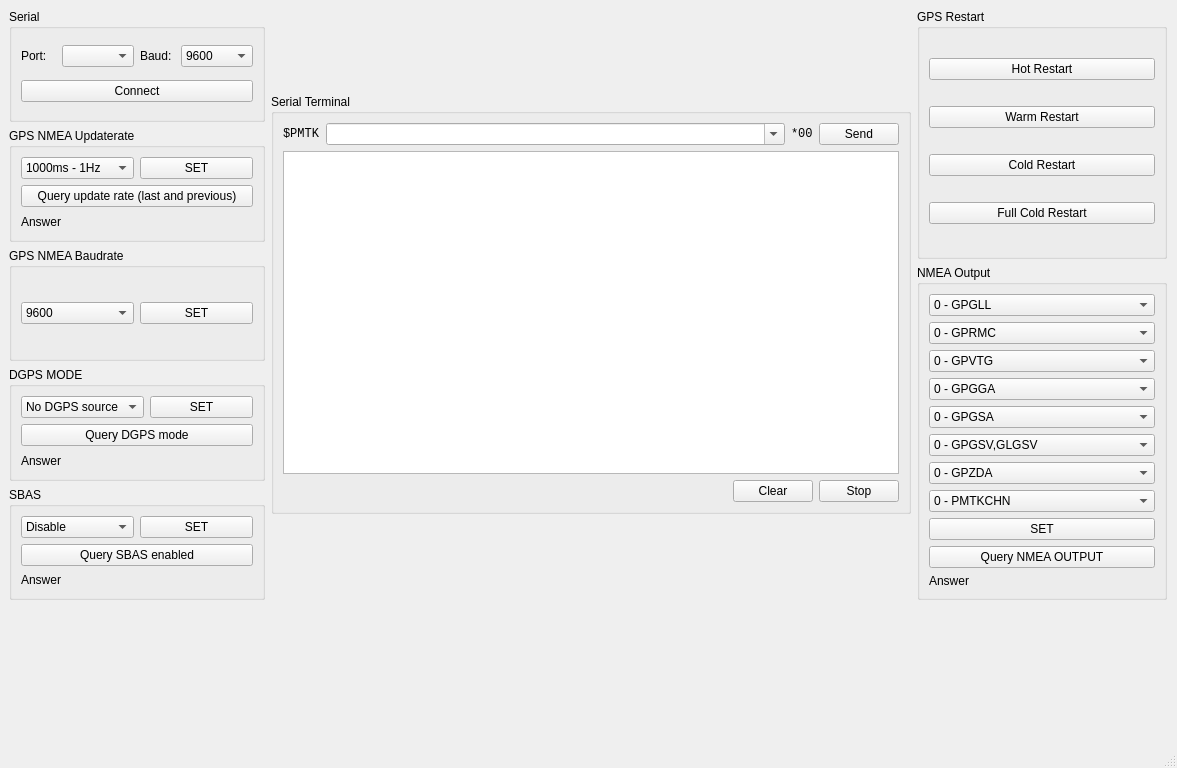
First picture: the form in GPS_resender/mainwindow.ui, repository DamianPodrazaCode/GPS_resender, before the edit.
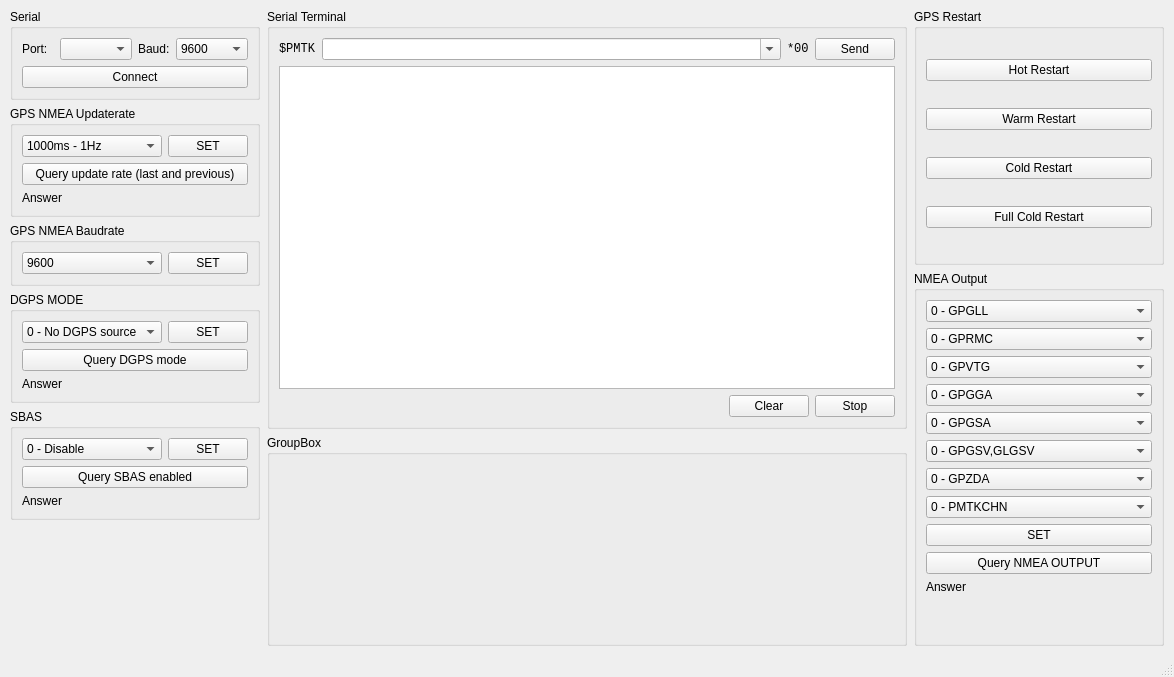
Second picture: the form after the edit.

Patch:
```diff
--- a/GPS_resender/mainwindow.ui
+++ b/GPS_resender/mainwindow.ui
@@ -6,28 +6,31 @@
    <rect>
     <x>0</x>
     <y>0</y>
-    <width>1177</width>
-    <height>768</height>
+    <width>1174</width>
+    <height>677</height>
    </rect>
   </property>
+  <property name="sizePolicy">
+   <sizepolicy hsizetype="Fixed" vsizetype="Fixed">
+    <horstretch>0</horstretch>
+    <verstretch>0</verstretch>
+   </sizepolicy>
+  </property>
   <property name="windowTitle">
    <string>GPS resender</string>
   </property>
   <widget class="QWidget" name="centralwidget">
-   <widget class="QWidget" name="">
-    <property name="geometry">
-     <rect>
-      <x>9</x>
-      <y>9</y>
-      <width>1158</width>
-      <height>591</height>
-     </rect>
-    </property>
-    <layout class="QHBoxLayout" name="horizontalLayout_7">
-     <item>
+   <layout class="QGridLayout" name="gridLayout_7">
+    <item row="0" column="0" rowspan="2">
       <layout class="QVBoxLayout" name="verticalLayout_3">
        <item>
         <widget class="QGroupBox" name="groupBox">
+        <property name="sizePolicy">
+         <sizepolicy hsizetype="Fixed" vsizetype="Minimum">
+          <horstretch>0</horstretch>
+          <verstretch>0</verstretch>
+         </sizepolicy>
+        </property>
          <property name="minimumSize">
           <size>
            <width>250</width>
@@ -104,6 +107,12 @@
        </item>
        <item>
         <widget class="QGroupBox" name="groupBox_4">
+        <property name="sizePolicy">
+         <sizepolicy hsizetype="Fixed" vsizetype="Minimum">
+          <horstretch>0</horstretch>
+          <verstretch>0</verstretch>
+         </sizepolicy>
+        </property>
          <property name="minimumSize">
           <size>
            <width>250</width>
@@ -114,16 +123,7 @@
           <string>GPS NMEA Updaterate</string>
          </property>
          <layout class="QGridLayout" name="gridLayout_3">
-          <item row="1" column="0">
-           <widget class="QPushButton" name="pb_api_q_fix_ctl">
-            <property name="text">
-             <string>Query update rate (last and previous)</string>
-            </property>
-           </widget>
-          </item>
           <item row="0" column="0">
-           <layout class="QHBoxLayout" name="horizontalLayout_3">
-            <item>
              <widget class="QComboBox" name="cb_freq">
               <property name="sizePolicy">
                <sizepolicy hsizetype="Expanding" vsizetype="Fixed">
@@ -153,10 +153,10 @@
               </item>
              </widget>
             </item>
-            <item>
+         <item row="0" column="1">
              <widget class="QPushButton" name="pb_set_freq">
               <property name="sizePolicy">
-               <sizepolicy hsizetype="MinimumExpanding" vsizetype="Fixed">
+            <sizepolicy hsizetype="Minimum" vsizetype="Fixed">
                 <horstretch>0</horstretch>
                 <verstretch>0</verstretch>
                </sizepolicy>
@@ -166,7 +166,12 @@
               </property>
              </widget>
             </item>
-           </layout>
+         <item row="1" column="0" colspan="2">
+          <widget class="QPushButton" name="pb_api_q_fix_ctl">
+           <property name="text">
+            <string>Query update rate (last and previous)</string>
+           </property>
+          </widget>
           </item>
           <item row="2" column="0">
            <widget class="QLabel" name="l_api_q_fix_ctl">
@@ -180,6 +185,12 @@
        </item>
        <item>
         <widget class="QGroupBox" name="groupBox_5">
+        <property name="sizePolicy">
+         <sizepolicy hsizetype="Fixed" vsizetype="Minimum">
+          <horstretch>0</horstretch>
+          <verstretch>0</verstretch>
+         </sizepolicy>
+        </property>
          <property name="minimumSize">
           <size>
            <width>250</width>
@@ -191,8 +202,6 @@
          </property>
          <layout class="QGridLayout" name="gridLayout_6">
           <item row="0" column="0">
-           <layout class="QHBoxLayout" name="horizontalLayout_4">
-            <item>
              <widget class="QComboBox" name="cb_gps_baud">
               <property name="sizePolicy">
                <sizepolicy hsizetype="Expanding" vsizetype="Fixed">
@@ -232,10 +241,10 @@
               </item>
              </widget>
             </item>
-            <item>
+         <item row="0" column="1">
              <widget class="QPushButton" name="pb_set_gps_baud">
               <property name="sizePolicy">
-               <sizepolicy hsizetype="MinimumExpanding" vsizetype="Fixed">
+            <sizepolicy hsizetype="Minimum" vsizetype="Fixed">
                 <horstretch>0</horstretch>
                 <verstretch>0</verstretch>
                </sizepolicy>
@@ -244,14 +253,18 @@
                <string>SET</string>
               </property>
              </widget>
-            </item>
-           </layout>
           </item>
          </layout>
         </widget>
        </item>
        <item>
         <widget class="QGroupBox" name="groupBox_6">
+        <property name="sizePolicy">
+         <sizepolicy hsizetype="Fixed" vsizetype="Minimum">
+          <horstretch>0</horstretch>
+          <verstretch>0</verstretch>
+         </sizepolicy>
+        </property>
          <property name="minimumSize">
           <size>
            <width>250</width>
@@ -263,8 +276,6 @@
          </property>
          <layout class="QGridLayout" name="gridLayout_4">
           <item row="0" column="0">
-           <layout class="QHBoxLayout" name="horizontalLayout_5">
-            <item>
              <widget class="QComboBox" name="cb_dgps">
               <property name="sizePolicy">
                <sizepolicy hsizetype="Expanding" vsizetype="Fixed">
@@ -274,25 +285,25 @@
               </property>
               <item>
                <property name="text">
-                <string>No DGPS source</string>
+             <string>0 - No DGPS source</string>
                </property>
               </item>
               <item>
                <property name="text">
-                <string>RTCM</string>
+             <string>1 - RTCM</string>
                </property>
               </item>
               <item>
                <property name="text">
-                <string>WASS</string>
+             <string>2 - WASS</string>
                </property>
               </item>
              </widget>
             </item>
-            <item>
+         <item row="0" column="1">
              <widget class="QPushButton" name="pb_set_dgps">
               <property name="sizePolicy">
-               <sizepolicy hsizetype="MinimumExpanding" vsizetype="Fixed">
+            <sizepolicy hsizetype="Minimum" vsizetype="Fixed">
                 <horstretch>0</horstretch>
                 <verstretch>0</verstretch>
                </sizepolicy>
@@ -302,9 +313,7 @@
               </property>
              </widget>
             </item>
-           </layout>
-          </item>
-          <item row="1" column="0">
+         <item row="1" column="0" colspan="2">
            <widget class="QPushButton" name="pb_api_q_dgps_mode">
             <property name="text">
              <string>Query DGPS mode</string>
@@ -323,6 +332,12 @@
        </item>
        <item>
         <widget class="QGroupBox" name="groupBox_7">
+        <property name="sizePolicy">
+         <sizepolicy hsizetype="Fixed" vsizetype="Minimum">
+          <horstretch>0</horstretch>
+          <verstretch>0</verstretch>
+         </sizepolicy>
+        </property>
          <property name="minimumSize">
           <size>
            <width>250</width>
@@ -333,32 +348,10 @@
           <string>SBAS</string>
          </property>
          <layout class="QGridLayout" name="gridLayout_5">
-          <item row="0" column="0">
-           <layout class="QHBoxLayout" name="horizontalLayout_6">
-            <item>
-             <widget class="QComboBox" name="cb_sbas">
-              <property name="sizePolicy">
-               <sizepolicy hsizetype="Expanding" vsizetype="Fixed">
-                <horstretch>0</horstretch>
-                <verstretch>0</verstretch>
-               </sizepolicy>
-              </property>
-              <item>
-               <property name="text">
-                <string>Disable</string>
-               </property>
-              </item>
-              <item>
-               <property name="text">
-                <string>Enable</string>
-               </property>
-              </item>
-             </widget>
-            </item>
-            <item>
+         <item row="0" column="1">
              <widget class="QPushButton" name="pb_set_sbas">
               <property name="sizePolicy">
-               <sizepolicy hsizetype="MinimumExpanding" vsizetype="Fixed">
+            <sizepolicy hsizetype="Minimum" vsizetype="Fixed">
                 <horstretch>0</horstretch>
                 <verstretch>0</verstretch>
                </sizepolicy>
@@ -368,28 +361,59 @@
               </property>
              </widget>
             </item>
-           </layout>
-          </item>
-          <item row="1" column="0">
+         <item row="2" column="0">
+          <widget class="QLabel" name="l_api_q_sbas_en">
+           <property name="text">
+            <string>Answer</string>
+           </property>
+          </widget>
+         </item>
+         <item row="1" column="0" colspan="2">
            <widget class="QPushButton" name="pb_api_q_sbas_en">
             <property name="text">
              <string>Query SBAS enabled</string>
             </property>
            </widget>
           </item>
-          <item row="2" column="0">
-           <widget class="QLabel" name="l_api_q_sbas_en">
+         <item row="0" column="0">
+          <widget class="QComboBox" name="cb_sbas">
+           <property name="sizePolicy">
+            <sizepolicy hsizetype="Expanding" vsizetype="Fixed">
+             <horstretch>0</horstretch>
+             <verstretch>0</verstretch>
+            </sizepolicy>
+           </property>
+           <item>
             <property name="text">
-             <string>Answer</string>
+             <string>0 - Disable</string>
             </property>
+           </item>
+           <item>
+            <property name="text">
+             <string>1 - Enable</string>
+            </property>
+           </item>
            </widget>
           </item>
          </layout>
         </widget>
        </item>
-      </layout>
-     </item>
-     <item>
+      <item>
+       <spacer name="verticalSpacer">
+        <property name="orientation">
+         <enum>Qt::Vertical</enum>
+        </property>
+        <property name="sizeHint" stdset="0">
+         <size>
+          <width>20</width>
+          <height>40</height>
+         </size>
+        </property>
+       </spacer>
+      </item>
+     </layout>
+    </item>
+    <item row="0" column="1">
       <widget class="QGroupBox" name="groupBox_2">
        <property name="sizePolicy">
         <sizepolicy hsizetype="Fixed" vsizetype="Fixed">
@@ -407,60 +431,6 @@
         <string>Serial Terminal</string>
        </property>
        <layout class="QGridLayout" name="gridLayout_2">
-        <item row="0" column="0">
-         <layout class="QHBoxLayout" name="horizontalLayout_2">
-          <item>
-           <widget class="QLabel" name="l_term_pmtk">
-            <property name="font">
-             <font>
-              <family>Consolas</family>
-             </font>
-            </property>
-            <property name="text">
-             <string>$PMTK</string>
-            </property>
-           </widget>
-          </item>
-          <item>
-           <widget class="QComboBox" name="cb_send">
-            <property name="sizePolicy">
-             <sizepolicy hsizetype="MinimumExpanding" vsizetype="Fixed">
-              <horstretch>0</horstretch>
-              <verstretch>0</verstretch>
-             </sizepolicy>
-            </property>
-            <property name="editable">
-             <bool>true</bool>
-            </property>
-            <property name="maxVisibleItems">
-             <number>15</number>
-            </property>
-            <property name="maxCount">
-             <number>15</number>
-            </property>
-           </widget>
-          </item>
-          <item>
-           <widget class="QLabel" name="l_term_crc">
-            <property name="font">
-             <font>
-              <family>Consolas</family>
-             </font>
-            </property>
-            <property name="text">
-             <string>*00&lt;CR&gt;&lt;LF&gt;</string>
-            </property>
-           </widget>
-          </item>
-          <item>
-           <widget class="QPushButton" name="pb_term_send">
-            <property name="text">
-             <string>Send</string>
-            </property>
-           </widget>
-          </item>
-         </layout>
-        </item>
         <item row="1" column="0">
          <widget class="QPlainTextEdit" name="pte_term">
           <property name="font">
@@ -516,15 +486,69 @@
           </item>
          </layout>
         </item>
-       </layout>
+       <item row="0" column="0">
+        <layout class="QHBoxLayout" name="horizontalLayout_2">
+         <item>
+          <widget class="QLabel" name="l_term_pmtk">
+           <property name="font">
+            <font>
+             <family>Consolas</family>
+            </font>
+           </property>
+           <property name="text">
+            <string>$PMTK</string>
+           </property>
       </widget>
      </item>
      <item>
+          <widget class="QComboBox" name="cb_send">
+           <property name="sizePolicy">
+            <sizepolicy hsizetype="MinimumExpanding" vsizetype="Fixed">
+             <horstretch>0</horstretch>
+             <verstretch>0</verstretch>
+            </sizepolicy>
+           </property>
+           <property name="editable">
+            <bool>true</bool>
+           </property>
+           <property name="maxVisibleItems">
+            <number>15</number>
+           </property>
+           <property name="maxCount">
+            <number>15</number>
+           </property>
+          </widget>
+         </item>
+         <item>
+          <widget class="QLabel" name="l_term_crc">
+           <property name="font">
+            <font>
+             <family>Consolas</family>
+            </font>
+           </property>
+           <property name="text">
+            <string>*00&lt;CR&gt;&lt;LF&gt;</string>
+           </property>
+          </widget>
+         </item>
+         <item>
+          <widget class="QPushButton" name="pb_term_send">
+           <property name="text">
+            <string>Send</string>
+           </property>
+          </widget>
+         </item>
+        </layout>
+       </item>
+      </layout>
+     </widget>
+    </item>
+    <item row="0" column="2" rowspan="2">
       <layout class="QVBoxLayout" name="verticalLayout_4">
        <item>
         <widget class="QGroupBox" name="groupBox_3">
          <property name="sizePolicy">
-          <sizepolicy hsizetype="Preferred" vsizetype="MinimumExpanding">
+         <sizepolicy hsizetype="Fixed" vsizetype="Minimum">
            <horstretch>0</horstretch>
            <verstretch>0</verstretch>
           </sizepolicy>
@@ -573,7 +597,7 @@
        <item>
         <widget class="QGroupBox" name="groupBox_8">
          <property name="sizePolicy">
-          <sizepolicy hsizetype="Preferred" vsizetype="Maximum">
+         <sizepolicy hsizetype="Fixed" vsizetype="Maximum">
            <horstretch>0</horstretch>
            <verstretch>0</verstretch>
           </sizepolicy>
@@ -884,20 +908,39 @@
             </property>
            </widget>
           </item>
+         <item>
+          <spacer name="verticalSpacer_2">
+           <property name="orientation">
+            <enum>Qt::Vertical</enum>
+           </property>
+           <property name="sizeHint" stdset="0">
+            <size>
+             <width>20</width>
+             <height>40</height>
+            </size>
+           </property>
+          </spacer>
+         </item>
          </layout>
         </widget>
        </item>
       </layout>
      </item>
-    </layout>
-   </widget>
+    <item row="1" column="1">
+     <widget class="QGroupBox" name="groupBox_9">
+      <property name="title">
+       <string>GroupBox</string>
+      </property>
+     </widget>
+    </item>
+   </layout>
   </widget>
   <widget class="QMenuBar" name="menubar">
    <property name="geometry">
     <rect>
      <x>0</x>
      <y>0</y>
-     <width>1177</width>
+     <width>1174</width>
      <height>21</height>
     </rect>
    </property>
```
Lines whose indentation alone changed are shown as unchanged.
